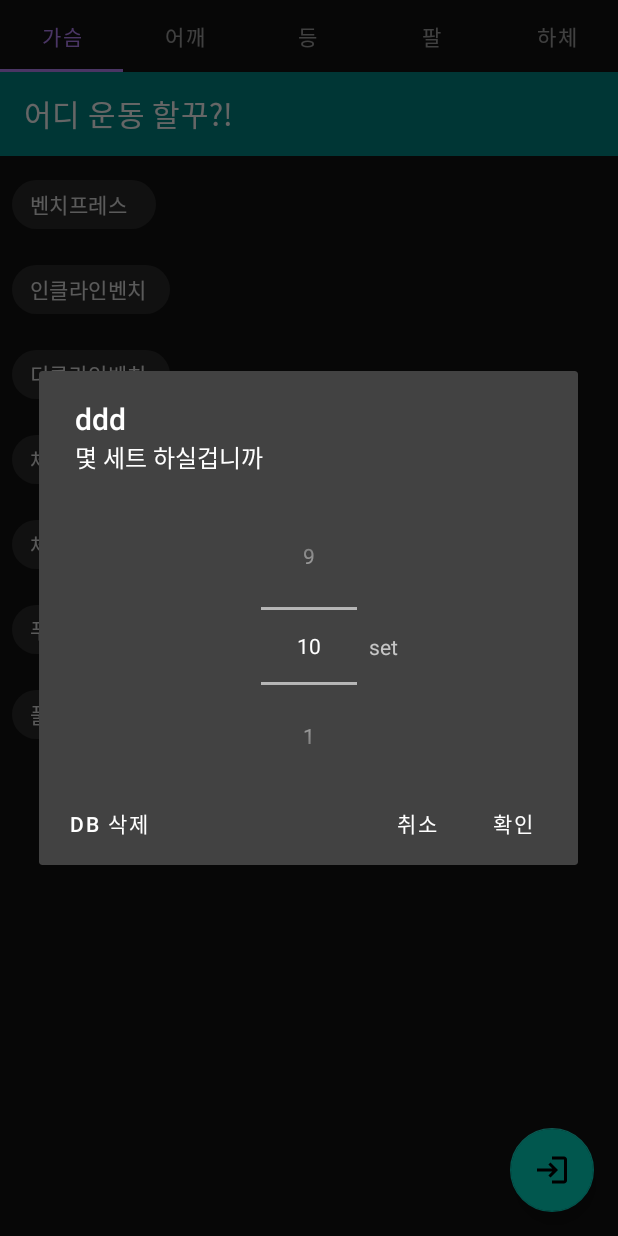
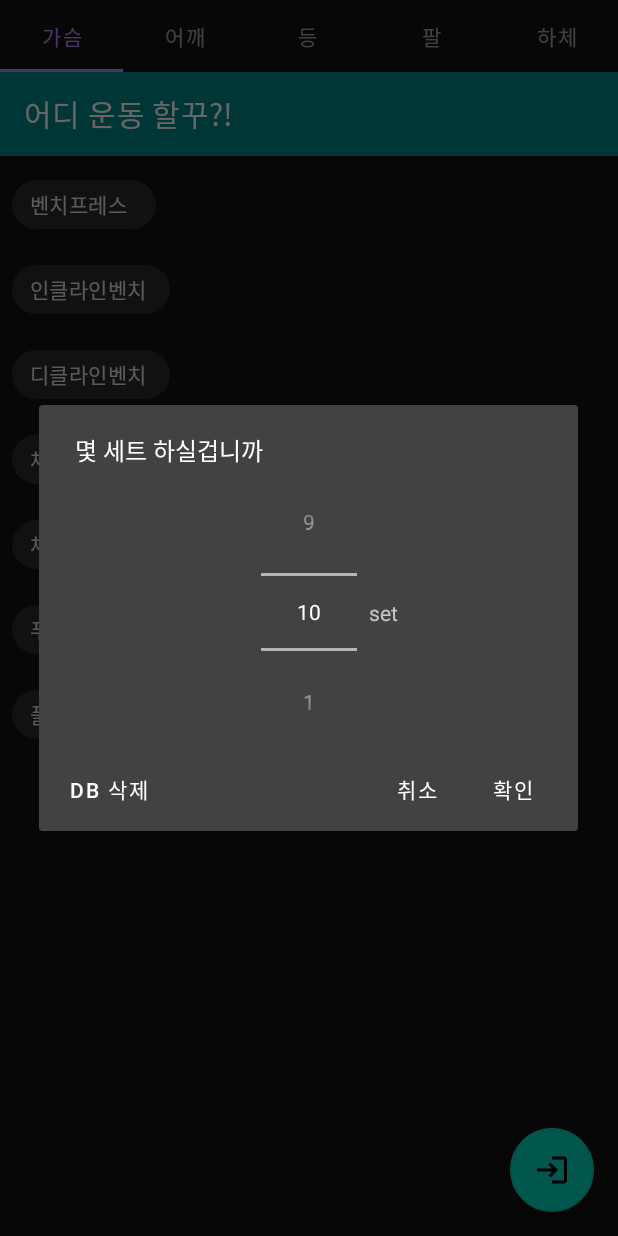
Before and after one commit to asdfwefsf/HEALTH_APP, an Android app: the DefaultFragment screen opened directly, with no data from a screen before it, after a tap on "벤치프레스", on a phone screen of 412 x 824 dp. Run offline under Robolectric (Android 15) with nearby library versions, the phone set to English and light mode, and no system bars.

Commit message:
// 2024_03_25

```diff
--- a/app/src/main/java/com/company/health_app/AppDatabase.kt
+++ b/app/src/main/java/com/company/health_app/AppDatabase.kt
@@ -25,7 +25,4 @@ abstract class AppDatabase : RoomDatabase() {
             return INSTANCE
         }
     }
-
-
-
 }
--- a/app/src/main/java/com/company/health_app/ExcerciseAddActivity.kt
+++ b/app/src/main/java/com/company/health_app/ExcerciseAddActivity.kt
@@ -1,9 +1,9 @@
 package com.company.health_app
 
 import android.content.Intent
-import androidx.appcompat.app.AppCompatActivity
 import android.os.Bundle
 import android.widget.Toast
+import androidx.appcompat.app.AppCompatActivity
 import com.company.health_app.databinding.ActivityExcerciseAddBinding
 
 class ExcerciseAddActivity : AppCompatActivity() {
@@ -22,7 +22,11 @@ class ExcerciseAddActivity : AppCompatActivity() {
             if (name.isNotEmpty() && setNum.isNotEmpty()) {
                 excercise = Excercise(name , setNum.toInt())
                 updateRoutine()
+            } else {
+                Toast.makeText(this, "빈값이 존재합니다.", Toast.LENGTH_SHORT).show()
             }
+
+
         }
 
         binding.toolbar.apply {
--- a/app/src/main/java/com/company/health_app/difault/DefaultActivity.kt
+++ b/app/src/main/java/com/company/health_app/difault/DefaultActivity.kt
@@ -10,6 +10,9 @@ import com.google.android.material.tabs.TabLayoutMediator
 class DefaultActivity : AppCompatActivity() {
 
     private lateinit var binding: ActivityDefaultBinding
+
+    // DefaultActivity에서 Fragment 인스턴스를 생성하려고 할 때 안드로이드 시스템이 Fragment의 생성자를 찾을 수 없어서 에러가 나서
+    // 구글링해서 FragmentManager가 Frament를 인스턴스화 할 때
 
     override fun onCreate(savedInstanceState: Bundle?) {
         super.onCreate(savedInstanceState)
@@ -38,6 +41,7 @@ class DefaultActivity : AppCompatActivity() {
     }
 
     private fun callMainActivityToNotifyEndDefaultActivity() {
+        // MainActivity로 이동할 때 사용하기 위한 Intent 작성
         val intent = Intent(this, MainActivity::class.java)
         intent.putExtra("endDefaultFragment" , true)
         startActivity(intent)
--- a/app/src/main/java/com/company/health_app/difault/DefaultAdapter.kt
+++ b/app/src/main/java/com/company/health_app/difault/DefaultAdapter.kt
@@ -5,8 +5,6 @@ import androidx.viewpager2.adapter.FragmentStateAdapter
 
 class DefaultAdapter(@Suppress("unused")private val defaultActivity: DefaultActivity) : FragmentStateAdapter(defaultActivity) {
 
-// Adapter를 사용해서 Fragment의 position에 맞게 화면의 UI를 구성하는 것을 배웠음.
-    // TabLayoutMediator를 통해서 Fragment에서 Fragment로 이동할 때 스와이프를 통해 이동하는 것을 배웠음.
     override fun getItemCount(): Int {
         return 5
     }
--- a/app/src/main/java/com/company/health_app/difault/DefaultFragment.kt
+++ b/app/src/main/java/com/company/health_app/difault/DefaultFragment.kt
@@ -102,7 +102,7 @@ class DefaultFragment : Fragment() {
                 choiceSetPicker.value = numSet
 
                 AlertDialog.Builder(requireContext()).apply {
-                    setTitle("ddd")
+//                    setTitle("ddd")
                     setMessage("몇 세트 하실겁니까")
                     setView(dialogView)
                     setPositiveButton("확인") { _, _ ->
```
